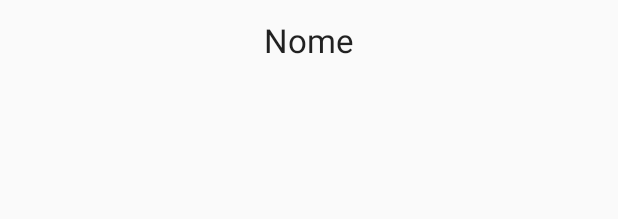
After one commit to itaayp/BD-Mutantes, an Android app: the layout activity_detalhes.xml on its own in the app's theme, with its tools: preview values and no code run, on a phone screen of 412 x 824 dp. The commit adds this screen. Shown: the top 219 px of the screen. Run offline under Robolectric (Android 15) with nearby library versions, the phone set to English and light mode, and no system bars.

Commit message:
comeco da tela de detalhes com adapter para list de skills

```diff
--- a/app/build.gradle
+++ b/app/build.gradle
@@ -25,4 +25,5 @@ dependencies {
     testImplementation 'junit:junit:4.12'
     androidTestImplementation 'com.android.support.test:runner:1.0.2'
     androidTestImplementation 'com.android.support.test.espresso:espresso-core:3.0.2'
+    implementation 'com.android.support:recyclerview-v7:28.0.0-alpha1'
 }
--- a/app/src/main/AndroidManifest.xml
+++ b/app/src/main/AndroidManifest.xml
@@ -24,7 +24,8 @@
         <activity android:name=".CadastroActivity" />
         <activity android:name=".ListarTodosActivity" />
         <activity android:name=".NovoEdicaoActivity" />
-        <activity android:name=".BuscarActivity"></activity>
+        <activity android:name=".BuscarActivity" />
+        <activity android:name=".DetalhesActivity"></activity>
     </application>
 
 </manifest>
--- /dev/null
+++ b/app/src/main/res/layout/activity_detalhes.xml
@@ -0,0 +1,34 @@
+<?xml version="1.0" encoding="utf-8"?>
+<android.support.constraint.ConstraintLayout
+    xmlns:android="http://schemas.android.com/apk/res/android"
+    xmlns:app="http://schemas.android.com/apk/res-auto"
+    xmlns:tools="http://schemas.android.com/tools"
+    android:layout_width="match_parent"
+    android:layout_height="match_parent">
+
+    <TextView
+        android:id="@+id/textView4"
+        android:layout_width="wrap_content"
+        android:layout_height="wrap_content"
+        android:layout_marginEnd="8dp"
+        android:layout_marginStart="8dp"
+        android:layout_marginTop="12dp"
+        android:text="Nome"
+        android:textAppearance="@style/TextAppearance.AppCompat.Large"
+        app:layout_constraintEnd_toEndOf="parent"
+        app:layout_constraintStart_toStartOf="parent"
+        app:layout_constraintTop_toTopOf="parent" />
+
+    <ListView
+        android:id="@+id/skillList"
+        android:layout_width="368dp"
+        android:layout_height="453dp"
+        android:layout_marginBottom="8dp"
+        android:layout_marginEnd="8dp"
+        android:layout_marginStart="8dp"
+        android:layout_marginTop="12dp"
+        app:layout_constraintBottom_toBottomOf="parent"
+        app:layout_constraintEnd_toEndOf="parent"
+        app:layout_constraintStart_toStartOf="parent"
+        app:layout_constraintTop_toBottomOf="@+id/textView4" />
+</android.support.constraint.ConstraintLayout>
--- a/app/src/main/res/layout/activity_listar_todos.xml
+++ b/app/src/main/res/layout/activity_listar_todos.xml
@@ -2,9 +2,9 @@
 <ListView xmlns:android="http://schemas.android.com/apk/res/android"
     xmlns:app="http://schemas.android.com/apk/res-auto"
     xmlns:tools="http://schemas.android.com/tools"
+    android:id="@android:id/list"
     android:layout_width="match_parent"
     android:layout_height="match_parent"
-    android:id="@android:id/list"
     tools:context=".ListarTodosActivity">
 
 </ListView>
```
Also changed, not shown: app/src/main/java/com/example/android/bdmutantes/DetalhesActivity.java (added, +18 -0 lines), app/src/main/java/com/example/android/bdmutantes/HabilidadesAdapter.java (added, +29 -0 lines).
